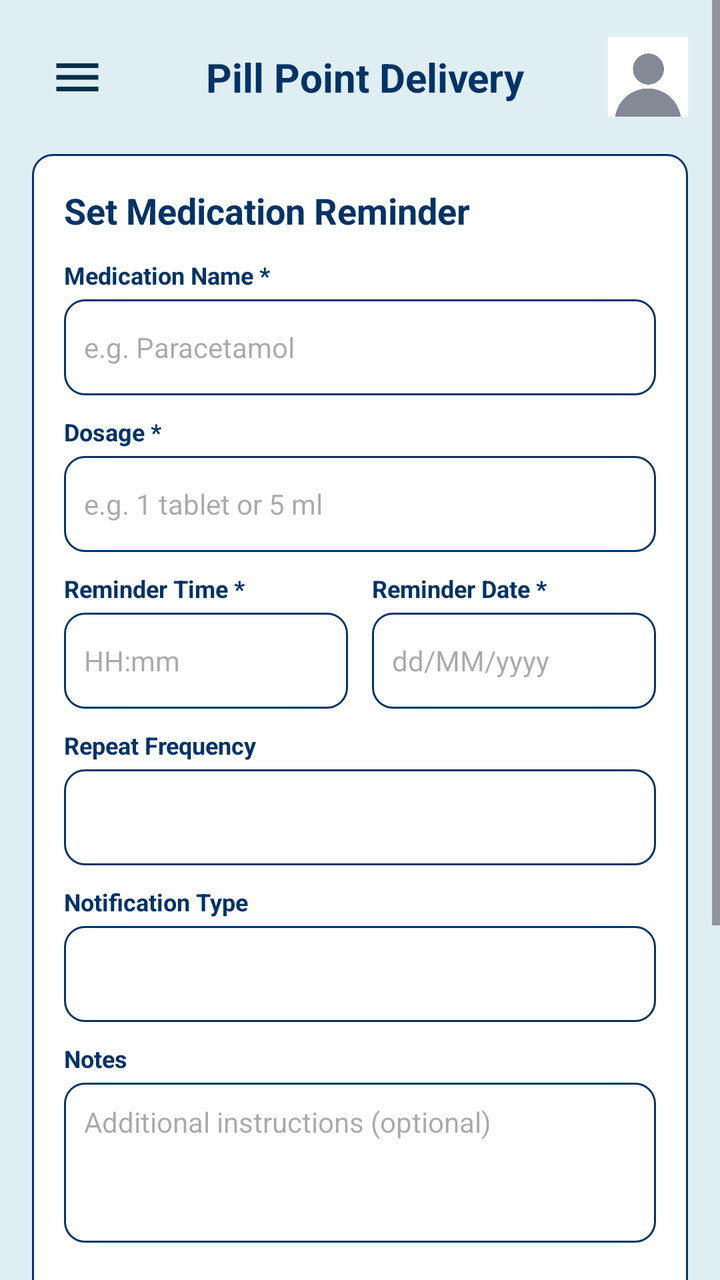
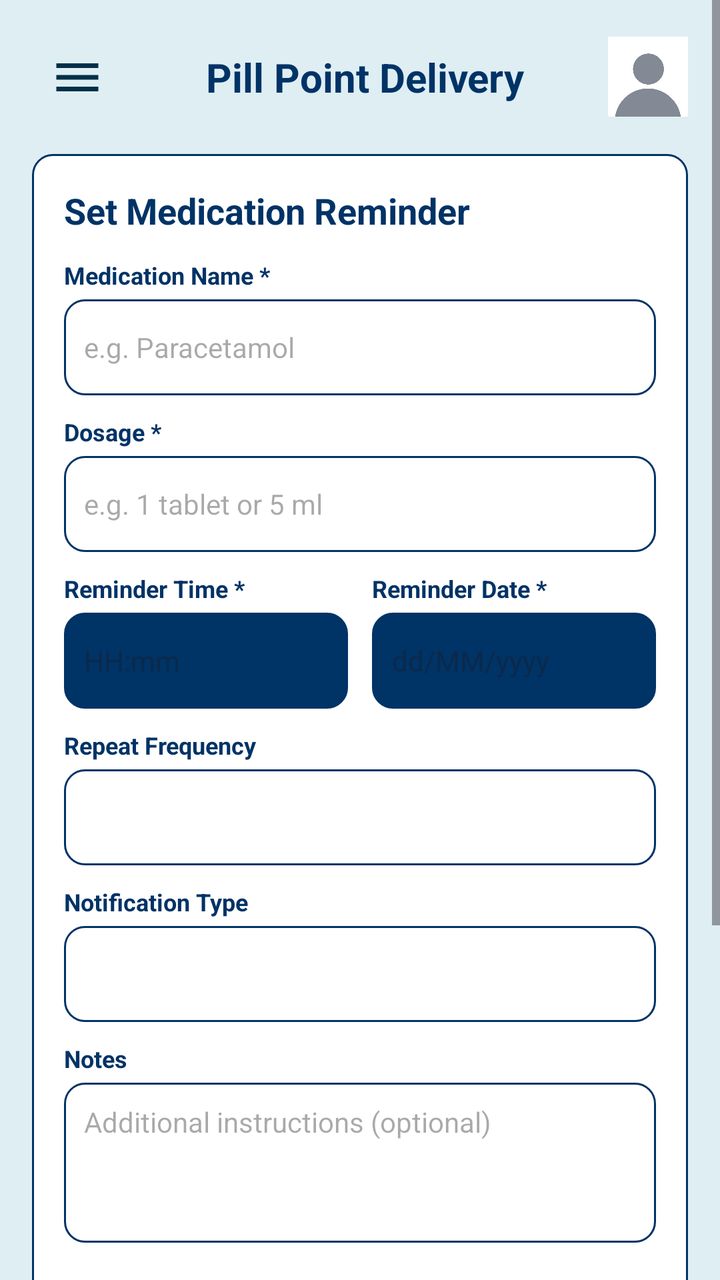

Compare the two renders of this Android layout. The source of the first and the diff that turns it into the second are given below.
<!-- AndroidManifest.xml: application theme Theme.Pillpoint -->
<!-- res/layout/activity_reminder.xml -->
<?xml version="1.0" encoding="utf-8"?>
<androidx.drawerlayout.widget.DrawerLayout
    xmlns:android="http://schemas.android.com/apk/res/android"
    xmlns:app="http://schemas.android.com/apk/res-auto"
    xmlns:tools="http://schemas.android.com/tools"
    android:id="@+id/drawerLayout"
    android:layout_width="match_parent"
    android:layout_height="match_parent"
    android:background="#DFEEF3"
    tools:context=".Reminder">

    
    <ScrollView
        android:id="@+id/reminderScrollView"
        android:layout_width="match_parent"
        android:layout_height="match_parent"
        android:fillViewport="true"
        android:clipToPadding="false">

        <LinearLayout
            android:layout_width="match_parent"
            android:layout_height="wrap_content"
            android:orientation="vertical"
            android:padding="16dp">

            
            <LinearLayout
                android:layout_width="match_parent"
                android:layout_height="wrap_content"
                android:layout_marginBottom="16dp"
                android:gravity="center_vertical"
                android:orientation="horizontal">

                <ImageButton
                    android:id="@+id/btnMenu"
                    android:layout_width="45dp"
                    android:layout_height="45dp"
                    android:background="?attr/selectableItemBackgroundBorderless"
                    android:contentDescription="Open navigation menu"
                    android:src="@drawable/ic_menu" />

                <TextView
                    android:layout_width="0dp"
                    android:layout_height="wrap_content"
                    android:layout_weight="1"
                    android:gravity="center"
                    android:text="Pill Point Delivery"
                    android:textColor="@color/dark_blue"
                    android:textSize="20sp"
                    android:textStyle="bold" />

                <ImageView
                    android:id="@+id/ivProfile"
                    android:layout_width="40dp"
                    android:layout_height="40dp"
                    android:contentDescription="My account"
                    android:src="@drawable/photo"
                    android:scaleType="centerCrop" />

            </LinearLayout>

            
            <LinearLayout
                android:layout_width="match_parent"
                android:layout_height="wrap_content"
                android:layout_marginBottom="24dp"
                android:background="@drawable/edit_text_background"
                android:orientation="vertical"
                android:padding="16dp">

                <TextView
                    android:layout_width="wrap_content"
                    android:layout_height="wrap_content"
                    android:layout_marginBottom="12dp"
                    android:text="Set Medication Reminder"
                    android:textColor="@color/dark_blue"
                    android:textSize="18sp"
                    android:textStyle="bold" />

                
                <TextView
                    android:layout_width="wrap_content"
                    android:layout_height="wrap_content"
                    android:layout_marginBottom="4dp"
                    android:text="Medication Name *"
                    android:textColor="@color/dark_blue"
                    android:textSize="12sp"
                    android:textStyle="bold" />

                <EditText
                    android:id="@+id/etMedicationName"
                    android:layout_width="match_parent"
                    android:layout_height="48dp"
                    android:layout_marginBottom="10dp"
                    android:background="@drawable/edit_text_background"
                    android:hint="e.g. Paracetamol"
                    android:inputType="textCapWords"
                    android:padding="10dp"
                    android:textSize="14sp" />

                
                <TextView
                    android:layout_width="wrap_content"
                    android:layout_height="wrap_content"
                    android:layout_marginBottom="4dp"
                    android:text="Dosage *"
                    android:textColor="@color/dark_blue"
                    android:textSize="12sp"
                    android:textStyle="bold" />

                <EditText
                    android:id="@+id/etDosage"
                    android:layout_width="match_parent"
                    android:layout_height="48dp"
                    android:layout_marginBottom="10dp"
                    android:background="@drawable/edit_text_background"
                    android:hint="e.g. 1 tablet or 5 ml"
                    android:inputType="text"
                    android:padding="10dp"
                    android:textSize="14sp" />

                
                <LinearLayout
                    android:layout_width="match_parent"
                    android:layout_height="wrap_content"
                    android:layout_marginBottom="10dp"
                    android:orientation="horizontal"
                    android:weightSum="2">

                    <LinearLayout
                        android:layout_width="0dp"
                        android:layout_height="wrap_content"
                        android:layout_marginEnd="6dp"
                        android:layout_weight="1"
                        android:orientation="vertical">

                        <TextView
                            android:layout_width="wrap_content"
                            android:layout_height="wrap_content"
                            android:layout_marginBottom="4dp"
                            android:text="Reminder Time *"
                            android:textColor="@color/dark_blue"
                            android:textSize="12sp"
                            android:textStyle="bold" />

                        <EditText
                            android:id="@+id/etReminderTime"
                            android:layout_width="match_parent"
                            android:layout_height="48dp"
                            android:background="@drawable/edit_text_background"
                            android:hint="HH:mm"
                            android:inputType="time"
                            android:padding="10dp"
                            android:textSize="14sp" />

                    </LinearLayout>

                    <LinearLayout
                        android:layout_width="0dp"
                        android:layout_height="wrap_content"
                        android:layout_marginStart="6dp"
                        android:layout_weight="1"
                        android:orientation="vertical">

                        <TextView
                            android:layout_width="wrap_content"
                            android:layout_height="wrap_content"
                            android:layout_marginBottom="4dp"
                            android:text="Reminder Date *"
                            android:textColor="@color/dark_blue"
                            android:textSize="12sp"
                            android:textStyle="bold" />

                        <EditText
                            android:id="@+id/etReminderDate"
                            android:layout_width="match_parent"
                            android:layout_height="48dp"
                            android:background="@drawable/edit_text_background"
                            android:hint="dd/MM/yyyy"
                            android:inputType="date"
                            android:padding="10dp"
                            android:textSize="14sp" />

                    </LinearLayout>

                </LinearLayout>

                
                <TextView
                    android:layout_width="wrap_content"
                    android:layout_height="wrap_content"
                    android:layout_marginBottom="4dp"
                    android:text="Repeat Frequency"
                    android:textColor="@color/dark_blue"
                    android:textSize="12sp"
                    android:textStyle="bold" />

                <Spinner
                    android:id="@+id/spinnerRepeatFrequency"
                    android:layout_width="match_parent"
                    android:layout_height="48dp"
                    android:layout_marginBottom="10dp"
                    android:background="@drawable/edit_text_background" />

                
                <TextView
                    android:layout_width="wrap_content"
                    android:layout_height="wrap_content"
                    android:layout_marginBottom="4dp"
                    android:text="Notification Type"
                    android:textColor="@color/dark_blue"
                    android:textSize="12sp"
                    android:textStyle="bold" />

                <Spinner
                    android:id="@+id/spinnerNotificationType"
                    android:layout_width="match_parent"
                    android:layout_height="48dp"
                    android:layout_marginBottom="10dp"
                    android:background="@drawable/edit_text_background" />

                
                <TextView
                    android:layout_width="wrap_content"
                    android:layout_height="wrap_content"
                    android:layout_marginBottom="4dp"
                    android:text="Notes"
                    android:textColor="@color/dark_blue"
                    android:textSize="12sp"
                    android:textStyle="bold" />

                <EditText
                    android:id="@+id/etNotes"
                    android:layout_width="match_parent"
                    android:layout_height="80dp"
                    android:layout_marginBottom="16dp"
                    android:background="@drawable/edit_text_background"
                    android:gravity="top|start"
                    android:hint="Additional instructions (optional)"
                    android:inputType="textCapSentences|textMultiLine"
                    android:padding="10dp"
                    android:textSize="14sp" />

                
                <Button
                    android:id="@+id/btnSaveReminder"
                    android:layout_width="match_parent"
                    android:layout_height="50dp"
                    android:layout_marginBottom="12dp"
                    android:backgroundTint="@color/dark_blue"
                    android:text="Save Reminder"
                    android:textAllCaps="false"
                    android:textColor="@android:color/white"
                    android:textStyle="bold" />

                
                <TextView
                    android:id="@+id/tvViewScheduled"
                    android:layout_width="wrap_content"
                    android:layout_height="wrap_content"
                    android:layout_gravity="center_horizontal"
                    android:clickable="true"
                    android:focusable="true"
                    android:padding="8dp"
                    android:text="View Scheduled Reminders"
                    android:textColor="@color/dark_blue"
                    android:textSize="13sp"
                    android:textStyle="bold" />

                
                <TextView
                    android:layout_width="match_parent"
                    android:layout_height="wrap_content"
                    android:layout_marginTop="20dp"
                    android:layout_marginBottom="10dp"
                    android:text="Your Scheduled Reminders"
                    android:textColor="@color/dark_blue"
                    android:textSize="18sp"
                    android:textStyle="bold" />

                
                <TextView
                    android:id="@+id/tvNoReminders"
                    android:layout_width="match_parent"
                    android:layout_height="wrap_content"
                    android:gravity="center"
                    android:padding="12dp"
                    android:text="You have no scheduled medication reminders."
                    android:textColor="@color/dark_blue"
                    android:textSize="13sp"
                    android:visibility="visible" />

                
                <LinearLayout
                    android:id="@+id/remindersContainer"
                    android:layout_width="match_parent"
                    android:layout_height="wrap_content"
                    android:orientation="vertical" />

            </LinearLayout>

        </LinearLayout>

    </ScrollView>

    
    <com.google.android.material.navigation.NavigationView
        android:id="@+id/navView"
        android:layout_width="300dp"
        android:layout_height="match_parent"
        android:layout_gravity="start"
        android:background="@android:color/white"
        app:headerLayout="@layout/nav_header"
        app:menu="@menu/nav_menu" />

</androidx.drawerlayout.widget.DrawerLayout>
<!-- res/layout/nav_header.xml (included above) -->
<?xml version="1.0" encoding="utf-8"?>
<LinearLayout
    xmlns:android="http://schemas.android.com/apk/res/android"
    android:layout_width="match_parent"
    android:layout_height="180dp"
    android:orientation="vertical"
    android:gravity="center"
    android:background="@color/dark_blue"
    android:padding="16dp">

    <ImageView
        android:id="@+id/imgProfile"
        android:layout_width="80dp"
        android:layout_height="80dp"
        android:src="@drawable/photo"
        android:background="@android:color/white"
        android:padding="5dp"
        android:contentDescription="Profile"/>

    <TextView
        android:id="@+id/txtUserName"
        android:layout_width="wrap_content"
        android:layout_height="wrap_content"
        android:text="Welcome"
        android:textColor="#FFFFFF"
        android:textStyle="bold"
        android:textSize="20sp"
        android:layout_marginTop="10dp"/>

    <TextView
        android:id="@+id/txtEmail"
        android:layout_width="wrap_content"
        android:layout_height="wrap_content"
        android:text="user@email.com"
        android:textColor="#FFFFFF"
        android:textSize="14sp"/>


</LinearLayout>
<!-- resources referenced by this layout -->
<resources>
  <color name="dark_blue">#003366</color>
  <!-- drawable edit_text_background (drawable) -->
  <?xml version="1.0" encoding="utf-8"?>
  <shape xmlns:android="http://schemas.android.com/apk/res/android">
  
      <solid android:color="#FFFFFF"/>
  
      <stroke
          android:width="1dp"
          android:color="@color/dark_blue"/>
  
      <corners android:radius="10dp"/>
  
      <padding
          android:left="10dp"
          android:right="10dp"
          android:top="10dp"
          android:bottom="10dp"/>
  
  
  </shape>
  <!-- drawable ic_menu (drawable) -->
  <?xml version="1.0" encoding="utf-8"?>
  <vector xmlns:android="http://schemas.android.com/apk/res/android"
      android:width="28dp"
      android:height="28dp"
      android:viewportWidth="24"
      android:viewportHeight="24">
      <path android:fillColor="#003049" android:pathData="M3,6h18v2H3zM3,11h18v2H3zM3,16h18v2H3z"/>
  </vector>
  <!-- drawable photo: jpeg bitmap (drawable, 8365 bytes) -->
  <style name="Theme.Pillpoint" parent="Base.Theme.Pillpoint" />
  <style name="Base.Theme.Pillpoint" parent="Theme.Material3.Light.NoActionBar">
          
  
          
  
          <item name="colorPrimary">@color/blue</item>
          <item name="colorOnPrimary">@color/white</item>
  
          <item name="colorSecondary">@color/red</item>
          <item name="colorOnSecondary">@color/white</item>
  
          <item name="android:statusBarColor">@color/dark_blue</item>
          <item name="android:navigationBarColor">@color/blue</item>
      </style>
  <color name="blue">#0D6EFD</color>
  <color name="white">#FFFFFFFF</color>
  <color name="red">#FF0000</color>
</resources>

<!-- the commit's change to res/layout/activity_reminder.xml (unified diff, before → after) -->
@@ -148,8 +148,11 @@
                             android:layout_width="match_parent"
                             android:layout_height="48dp"
                             android:background="@drawable/edit_text_background"
+                            android:backgroundTint="@color/dark_blue"
+                            android:clickable="true"
+                            android:focusable="false"
                             android:hint="HH:mm"
-                            android:inputType="time"
+                            android:inputType="none"
                             android:padding="10dp"
                             android:textSize="14sp" />
 
@@ -176,8 +179,11 @@
                             android:layout_width="match_parent"
                             android:layout_height="48dp"
                             android:background="@drawable/edit_text_background"
+                            android:backgroundTint="@color/dark_blue"
+                            android:clickable="true"
+                            android:focusable="false"
                             android:hint="dd/MM/yyyy"
-                            android:inputType="date"
+                            android:inputType="none"
                             android:padding="10dp"
                             android:textSize="14sp" />
 
